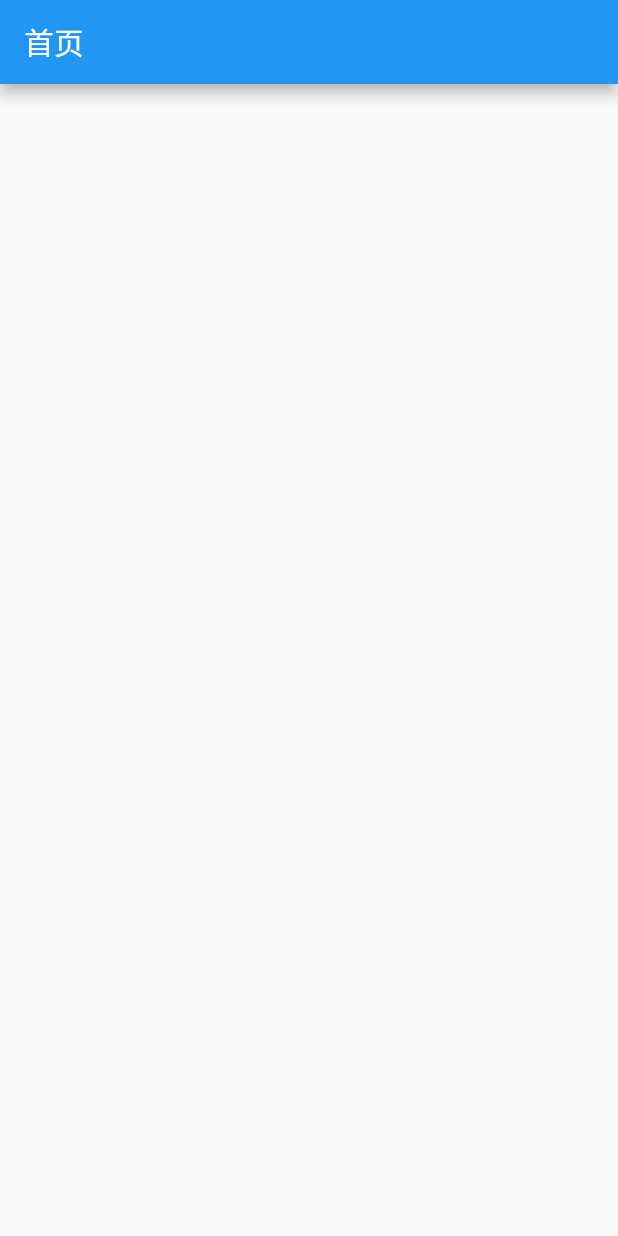
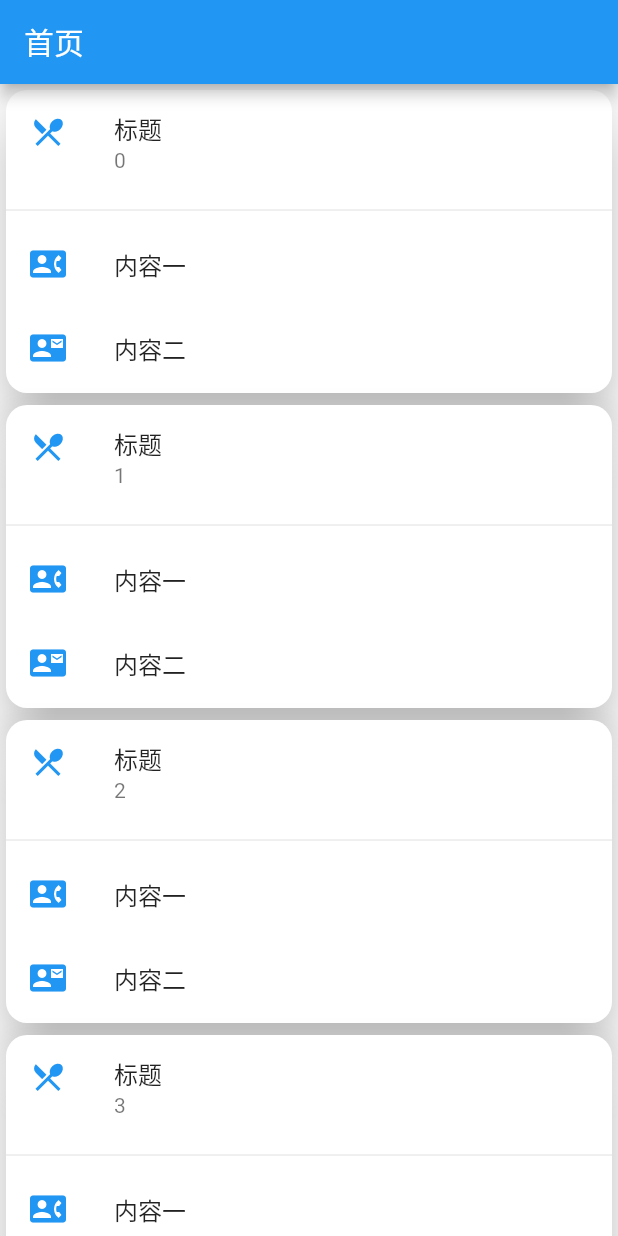
Before and after one commit to lixingqiao01/flutter_demo, a Flutter app: the ChildItemView screen opened directly, on a phone screen of 412 x 824 dp. Run offline on Flutter 3.47's test engine with Material 2 defaults, Android fonts, the phone set to English and light mode, and no system bars; our stand-ins replace dio, modal_progress_hud, shared_preferences; accounts and stored records are empty.

```diff
--- a/lib/page/Login.dart
+++ b/lib/page/Login.dart
@@ -195,7 +195,7 @@ class LoginState extends State<Login> {
     Response response;
     Dio dio = Dio();
     try {
-      response = await dio.post("http://120.79.128.40:8080/gift/api/login",
+      response = await dio.post("http://localhost:8080/gift_war/api/login",
           data: {"username": _username, "password": _password});
       return response;
     } on DioError catch (e) {
--- a/lib/page/home.dart
+++ b/lib/page/home.dart
@@ -1,4 +1,5 @@
 import 'package:flutter/material.dart';
+import '../Until/DioUntil.dart';
 
 class HomePage extends StatefulWidget {
   @override
@@ -11,7 +12,7 @@ class HomePage extends StatefulWidget {
 
 class HomePageState extends State<HomePage>{
 
-  final int _count = 0;
+  final int _count = 10;
 
   @override
   Widget build(BuildContext context) {
@@ -29,7 +30,7 @@ class HomePageState extends State<HomePage>{
                 children: <Widget>[
                   new ListTile(
                     title: new Text('标题',style: new TextStyle(fontWeight: FontWeight.w500)),
-                    subtitle: new Text('子标题'),
+                    subtitle: new Text("${index}"),
                     leading: new Icon(
                       Icons.restaurant_menu,
                       color: Colors.blue[500],
```
Also changed, not shown: lib/Until/DioUntil.dart (+25 -16 lines).
